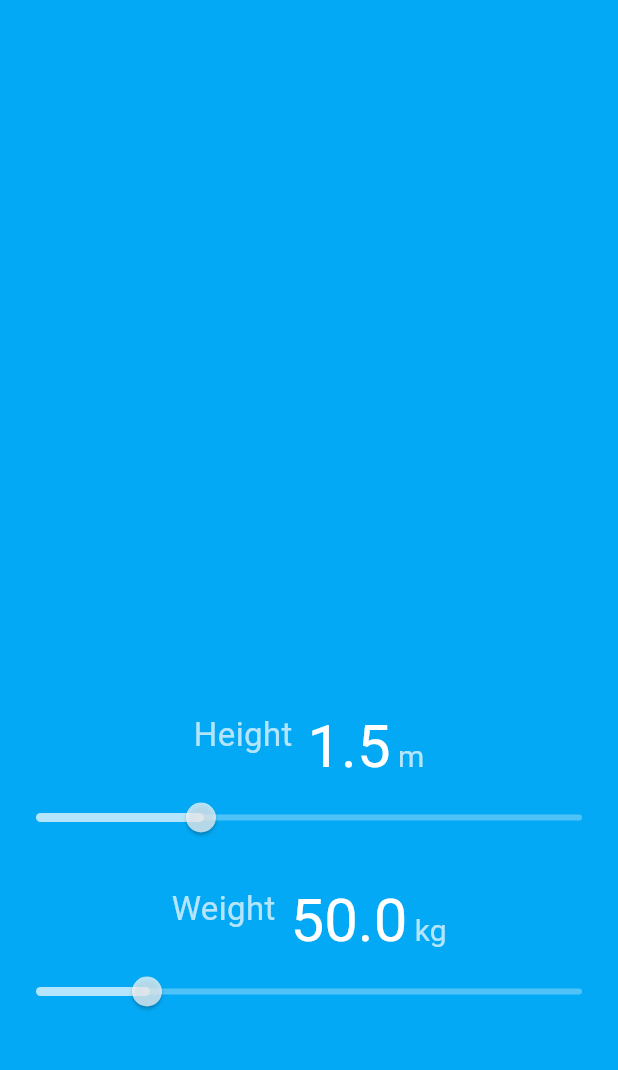
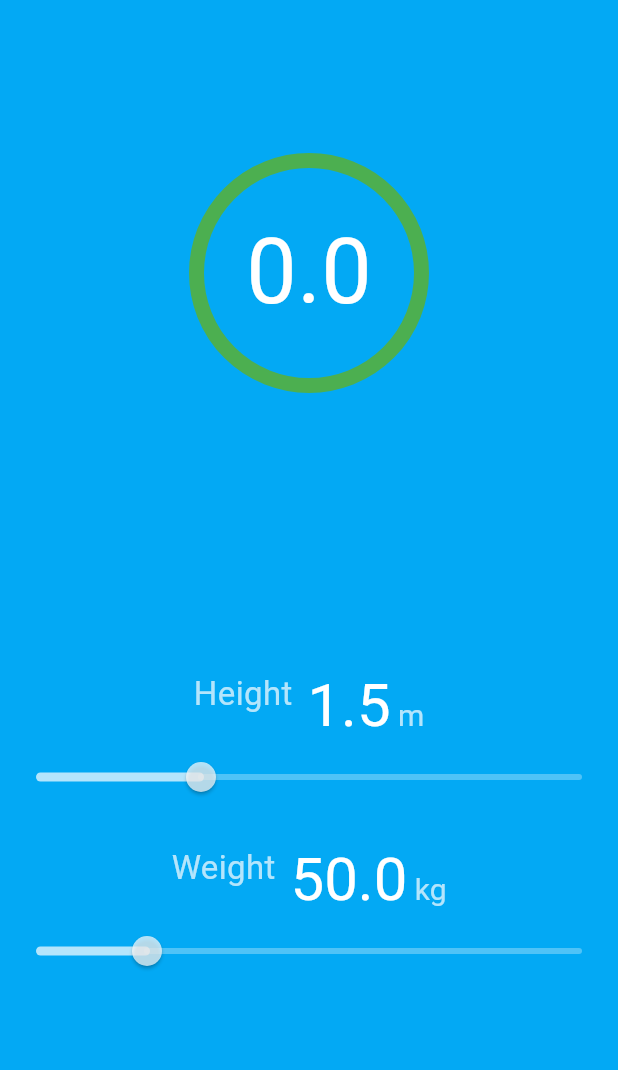
Before and after one commit to arrahman10/bmi-calculator, a Flutter app: the screen it shows after launch, on a phone screen of 412 x 824 dp, the part 84-1154 px from its top. Run offline on Flutter 3.47's test engine with Material 3 defaults, Android fonts, the phone set to English and light mode, and no system bars.

Commit message:
feat: add custom BMI result widget
- Created lib/widgets/bmi_result.dart to display BMI value and status
- Implemented AnimatedContainer with circular border and smooth color transition
- Added txtResultStyle in lib/constants.dart for result text styling
- Integrated BmiResult widget in lib/bmi_home.dart below sliders
- Verified layout alignment and animation timing on emulator
- Prepared UI structure for upcoming BMI calculation logic

```diff
--- a/lib/bmi_home.dart
+++ b/lib/bmi_home.dart
@@ -1,5 +1,7 @@
 import 'package:flutter/material.dart';
+
 import 'package:bmi_calculator/constants.dart';
+import 'package:bmi_calculator/widgets/bmi_result.dart';
 import 'package:bmi_calculator/widgets/bmi_slider.dart';
 
 /// Main screen of the BMI Calculator (Stateful version).
@@ -24,8 +26,10 @@ class _BmiHomeState extends State<BmiHome> {
       backgroundColor: backgroundColor,
       appBar: AppBar(title: const Text('BMI Calculator')),
       body: Column(
-        mainAxisAlignment: MainAxisAlignment.end,
+        mainAxisAlignment: MainAxisAlignment.center,
         children: [
+          BmiResult(bmi: bmi, status: status, color: color),
+          const SizedBox(height: 125),
           BmiSlider(
             label: 'Height',
             unit: BmiUnit.m,
@@ -49,7 +53,6 @@ class _BmiHomeState extends State<BmiHome> {
               setState(() => weightValue = newValue);
             },
           ),
-          const SizedBox(height: 75),
         ],
       ),
     );
--- a/lib/constants.dart
+++ b/lib/constants.dart
@@ -4,6 +4,12 @@ import 'package:flutter/material.dart';
 const backgroundColor = Colors.lightBlue;
 const txtLabelStyle = TextStyle(color: Colors.white70, fontSize: 22);
 const txtValueStyle = TextStyle(color: Colors.white, fontSize: 40);
+const txtResultStyle = TextStyle(
+  letterSpacing: 1.2,
+  fontSize: 25,
+  fontWeight: FontWeight.bold,
+  color: Colors.white,
+);
 
 /// Enum for supported BMI units.
 enum BmiUnit { m, ft, kg, lb }
--- a/lib/main.dart
+++ b/lib/main.dart
@@ -1,4 +1,5 @@
 import 'package:flutter/material.dart';
+
 import 'package:bmi_calculator/bmi_home.dart';
 
 void main() {
--- /dev/null
+++ b/lib/widgets/bmi_result.dart
@@ -0,0 +1,47 @@
+import 'package:flutter/material.dart';
+
+import 'package:bmi_calculator/constants.dart';
+
+/// Reusable widget to display the calculated BMI value and its status.
+///
+/// Shows a circular bordered container with animated color transition
+/// and a result text below (e.g., Normal, Overweight, etc.).
+class BmiResult extends StatelessWidget {
+  final Color color;
+  final double bmi;
+  final String status;
+
+  const BmiResult({
+    super.key,
+    required this.color,
+    required this.bmi,
+    required this.status,
+  });
+
+  @override
+  Widget build(BuildContext context) {
+    return Column(
+      mainAxisAlignment: MainAxisAlignment.center,
+      children: [
+        AnimatedContainer(
+          duration: const Duration(milliseconds: 500),
+          alignment: Alignment.center,
+          width: 160,
+          height: 160,
+          decoration: BoxDecoration(
+            shape: BoxShape.circle,
+            border: Border.all(color: color, width: 10),
+          ),
+          child: Text(
+            bmi.toStringAsFixed(1),
+            style: txtValueStyle.copyWith(fontSize: 60),
+          ),
+        ),
+        Padding(
+          padding: const EdgeInsets.symmetric(vertical: 8.0),
+          child: Text(status, style: txtResultStyle),
+        ),
+      ],
+    );
+  }
+}
```
